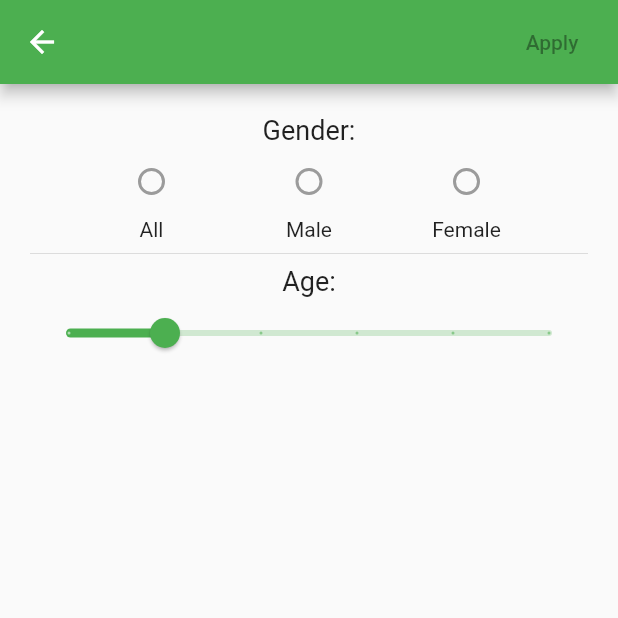
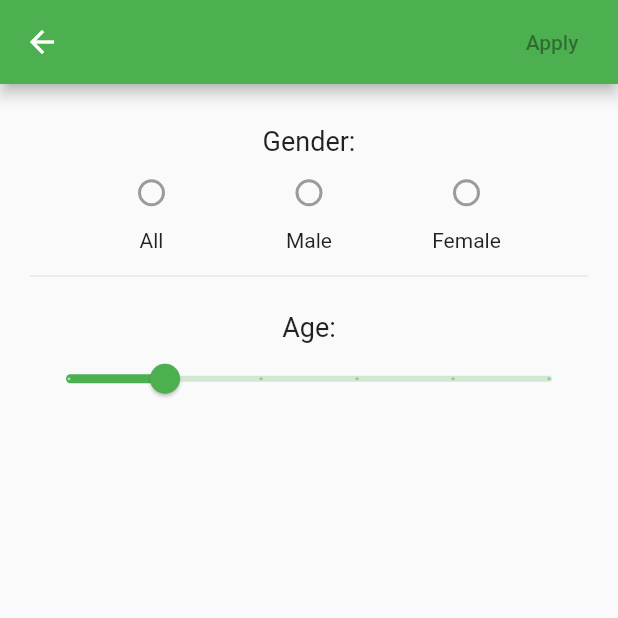
Before and after one commit to pablogarzon/randomuser_flutter_app, a Flutter app: the FiltersPage screen opened by its route, on a phone screen of 412 x 824 dp, the top half of it. Run offline on Flutter 3.47's test engine with Material 2 defaults, Android fonts, the phone set to English and light mode, and no system bars; our stand-ins replace flutter_redux, redux; network calls fail.

Commit message:
filters layout

```diff
--- a/lib/pages/filters_page.dart
+++ b/lib/pages/filters_page.dart
@@ -25,7 +25,7 @@ class _FiltersPageState extends State<FiltersPage> {
         padding: EdgeInsets.all(20.0),
         child: Column(
           children: <Widget>[
-            Column(
+            _FilterSection(
               children: <Widget>[
                 Text("Gender:", style: TextStyle(fontSize: 18.0),),
                 Row(
@@ -54,7 +54,7 @@ class _FiltersPageState extends State<FiltersPage> {
               ],
             ),
             Divider(),
-            Column(
+            _FilterSection(
               children: <Widget>[
                 Text("Age:", style: TextStyle(fontSize: 18.0),),
                 Slider(
@@ -77,3 +77,26 @@ class _FiltersPageState extends State<FiltersPage> {
     );
   }
 }
+
+
+class _FilterSection extends StatelessWidget {
+  final List<Widget> children;
+
+  _FilterSection({
+    this.children
+  });
+
+  @override
+  Widget build(BuildContext context) {
+    return SizedBox(
+      height: 100.0,
+      child: Center(
+        child: Flex(
+          direction: Axis.vertical,
+          mainAxisAlignment: MainAxisAlignment.center,
+          children: children
+        )
+      )
+    );
+  }
+}
```
